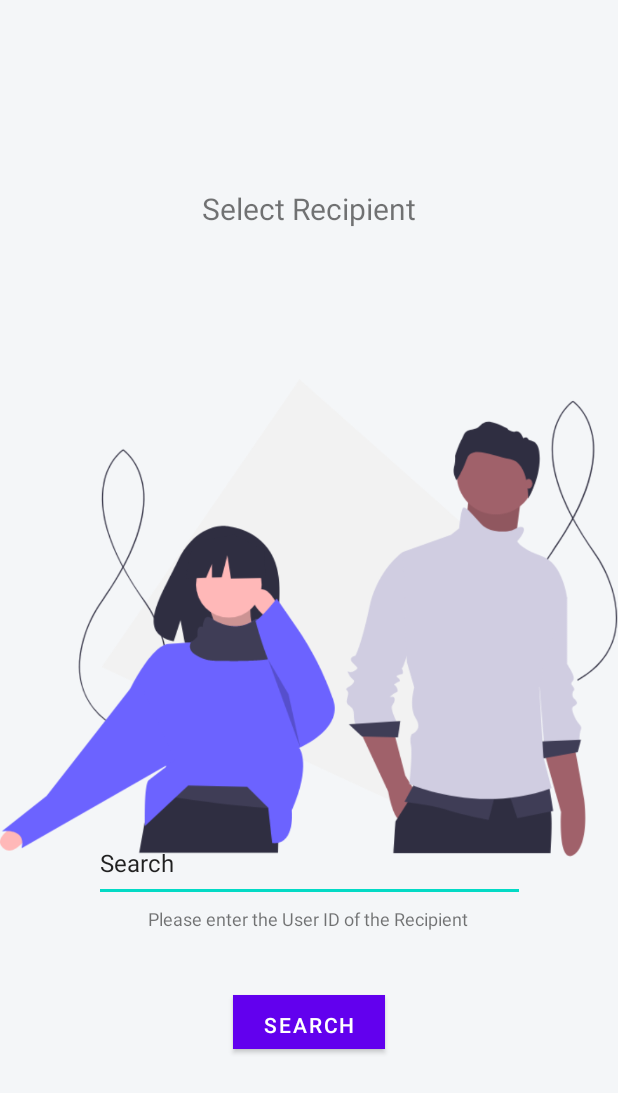
After one commit to yasaswick/CourierX_Android, an Android app: the fragment SearchRecepient shown on its own in the app's theme, on a phone screen of 412 x 824 dp. The commit adds this screen. Shown: the top 1093 px of the screen. Run offline under Robolectric (Android 15) with nearby library versions, the phone set to English and light mode, and no system bars.

Commit message:
Fourth Commit

```diff
--- /dev/null
+++ b/app/src/main/java/com/courierx/courierx/SearchRecepient.java
@@ -0,0 +1,17 @@
+package com.courierx.courierx;
+
+import android.os.Bundle;
+import androidx.fragment.app.Fragment;
+import android.view.LayoutInflater;
+import android.view.View;
+import android.view.ViewGroup;
+
+public class SearchRecepient extends Fragment {
+
+    @Override
+    public View onCreateView(LayoutInflater inflater, ViewGroup container,
+                             Bundle savedInstanceState) {
+        // Inflate the layout for this fragment
+        return inflater.inflate(R.layout.fragment_search_recepient, container, false);
+    }
+}
--- a/app/src/main/res/layout/activity_main.xml
+++ b/app/src/main/res/layout/activity_main.xml
@@ -34,6 +34,7 @@
         </LinearLayout>
         <com.google.android.material.bottomnavigation.BottomNavigationView
             android:layout_width="match_parent"
+            android:id="@+id/bottom_nav_view_user"
             android:layout_height="wrap_content"
             app:layout_constraintBottom_toBottomOf="parent"
             app:layout_constraintEnd_toEndOf="parent"
@@ -41,7 +42,7 @@
             />
 
         <fragment
-            android:id="@+id/navHostFragment"
+            android:id="@+id/navHostFragment_user"
             android:layout_width="match_parent"
             android:layout_height="0dp"
             app:layout_constraintTop_toBottomOf="@+id/layoutToolbar"
--- /dev/null
+++ b/app/src/main/res/layout/fragment_search_recepient.xml
@@ -0,0 +1,71 @@
+<?xml version="1.0" encoding="utf-8"?>
+<androidx.constraintlayout.widget.ConstraintLayout xmlns:android="http://schemas.android.com/apk/res/android"
+    xmlns:app="http://schemas.android.com/apk/res-auto"
+    xmlns:tools="http://schemas.android.com/tools"
+    android:layout_width="match_parent"
+    android:layout_height="match_parent"
+    android:background="#F4F6F8"
+    tools:context=".SearchRecepient">
+
+    <TextView
+        android:id="@+id/textView2"
+        android:layout_width="wrap_content"
+        android:layout_height="wrap_content"
+        android:text="@string/select_recepient"
+        android:textSize="20sp"
+        app:layout_constraintBottom_toBottomOf="parent"
+        app:layout_constraintEnd_toEndOf="parent"
+        app:layout_constraintStart_toStartOf="parent"
+        app:layout_constraintTop_toTopOf="parent"
+        app:layout_constraintVertical_bias="0.157" />
+
+    <ImageView
+        android:id="@+id/imageView"
+        android:layout_width="wrap_content"
+        android:layout_height="wrap_content"
+        app:layout_constraintBottom_toBottomOf="parent"
+        app:layout_constraintEnd_toEndOf="parent"
+        app:layout_constraintStart_toStartOf="parent"
+        app:layout_constraintTop_toTopOf="parent"
+        app:srcCompat="@drawable/undraw_people_tax5" />
+
+    <TextView
+        android:id="@+id/textView"
+        android:layout_width="wrap_content"
+        android:layout_height="wrap_content"
+        android:text="@string/please_enter_the_user_id_of_the_recepient"
+        android:textSize="12sp"
+        app:layout_constraintBottom_toBottomOf="parent"
+        app:layout_constraintEnd_toEndOf="parent"
+        app:layout_constraintHorizontal_bias="0.496"
+        app:layout_constraintStart_toStartOf="parent"
+        app:layout_constraintTop_toTopOf="parent"
+        app:layout_constraintVertical_bias="0.748" />
+
+    <EditText
+        android:id="@+id/editTextTextPersonName"
+        android:layout_width="287dp"
+        android:layout_height="52dp"
+        android:ems="10"
+        android:inputType="textPersonName"
+        android:text="@string/search"
+        android:textSize="16sp"
+        app:layout_constraintBottom_toBottomOf="parent"
+        app:layout_constraintEnd_toEndOf="parent"
+        app:layout_constraintStart_toStartOf="parent"
+        app:layout_constraintTop_toTopOf="parent"
+        app:layout_constraintVertical_bias="0.712" />
+
+    <Button
+        android:id="@+id/button"
+        android:layout_width="101dp"
+        android:layout_height="36dp"
+        android:background="#7026F4"
+        android:text="@string/search_2"
+        android:textColor="#FFFFFF"
+        app:layout_constraintBottom_toBottomOf="parent"
+        app:layout_constraintEnd_toEndOf="parent"
+        app:layout_constraintStart_toStartOf="parent"
+        app:layout_constraintTop_toTopOf="parent"
+        app:layout_constraintVertical_bias="0.842" />
+</androidx.constraintlayout.widget.ConstraintLayout>
--- a/app/src/main/res/navigation/bottom_nav_user.xml
+++ b/app/src/main/res/navigation/bottom_nav_user.xml
@@ -10,4 +10,9 @@
         android:name="com.courierx.courierx.EntryPoints.HomePage"
         android:label="fragment_home_page"
         tools:layout="@layout/fragment_home_page" />
+    <fragment
+        android:id="@+id/userPackages"
+        android:name="com.courierx.courierx.UserPackages"
+        android:label="fragment_user_packages"
+        tools:layout="@layout/fragment_user_packages" />
 </navigation>
--- a/app/src/main/res/values/strings.xml
+++ b/app/src/main/res/values/strings.xml
@@ -14,7 +14,6 @@
     <string name="added_date">Added Date</string>
     <string name="picked_up_date">Picked Up Date</string>
     <string name="delivery_details">Delivery Details</string>
-    <string name="package_id">Package ID</string>
     <string name="last_tracked_location">Last Tracked Location</string>
     <string name="sheduled_date">Sheduled Date</string>
     <string name="track_id">Track ID</string>
@@ -32,5 +31,11 @@
     <string name="xu345907n65d">XU345907N65D</string>
     <string name="tracking_id">Tracking ID:</string>
     <string name="update_status">Update Status</string>
+    <string name="select_recepient">Select Recipient</string>
+    <string name="please_enter_the_user_id_of_the_recepient">Please enter the User ID of the Recipient</string>
+    <string name="search">Search</string>
+    <string name="search_2">SEARCH</string>
+    <string name="package_id">Package ID</string>
+    <string name="package_discription">Package Discription</string>
 
 </resources>
```
Also changed, not shown: app/src/main/java/com/courierx/courierx/EntryPoints/UserMain.java (+11 -1 lines), app/src/main/java/com/courierx/courierx/Package.java (deleted, +0 -62 lines), app/src/main/java/com/courierx/courierx/ToMeViewHolder.java (added, +21 -0 lines), app/src/main/java/com/courierx/courierx/UserPackages.java (added, +61 -0 lines), app/src/main/res/drawable/ic_baseline_keyboard_arrow_right_24.xml (added, +10 -0 lines), app/src/main/res/layout/fragment_user_packages.xml (added, +12 -0 lines), app/src/main/res/layout/user_package_list_card.xml (added, +56 -0 lines).
